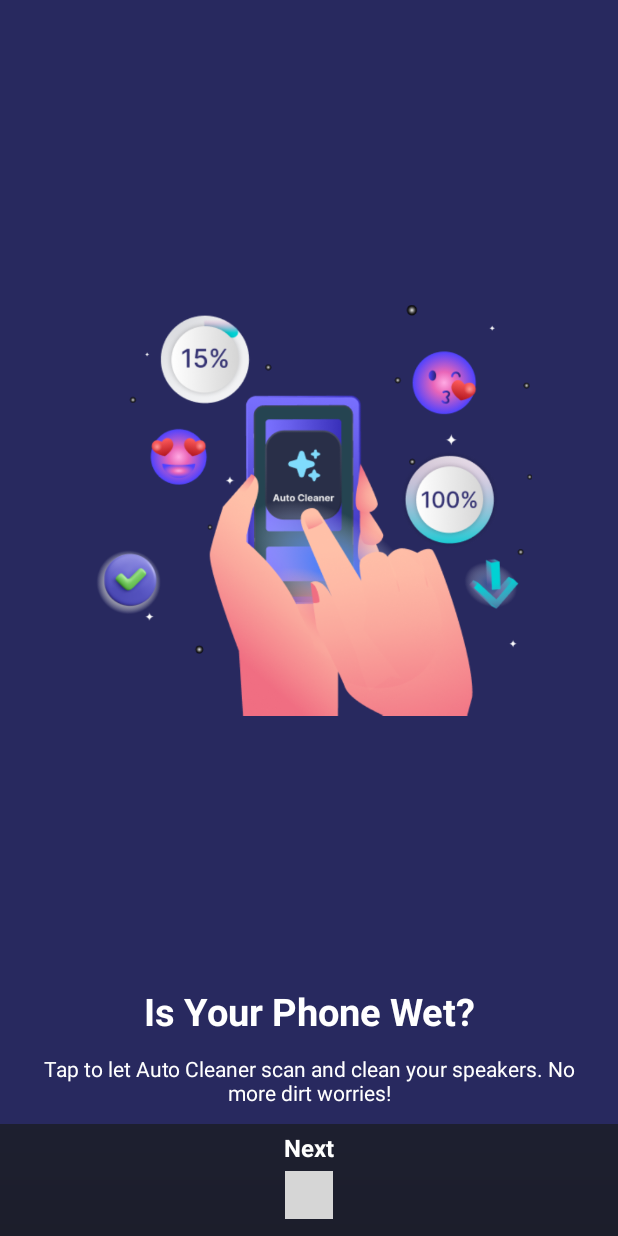
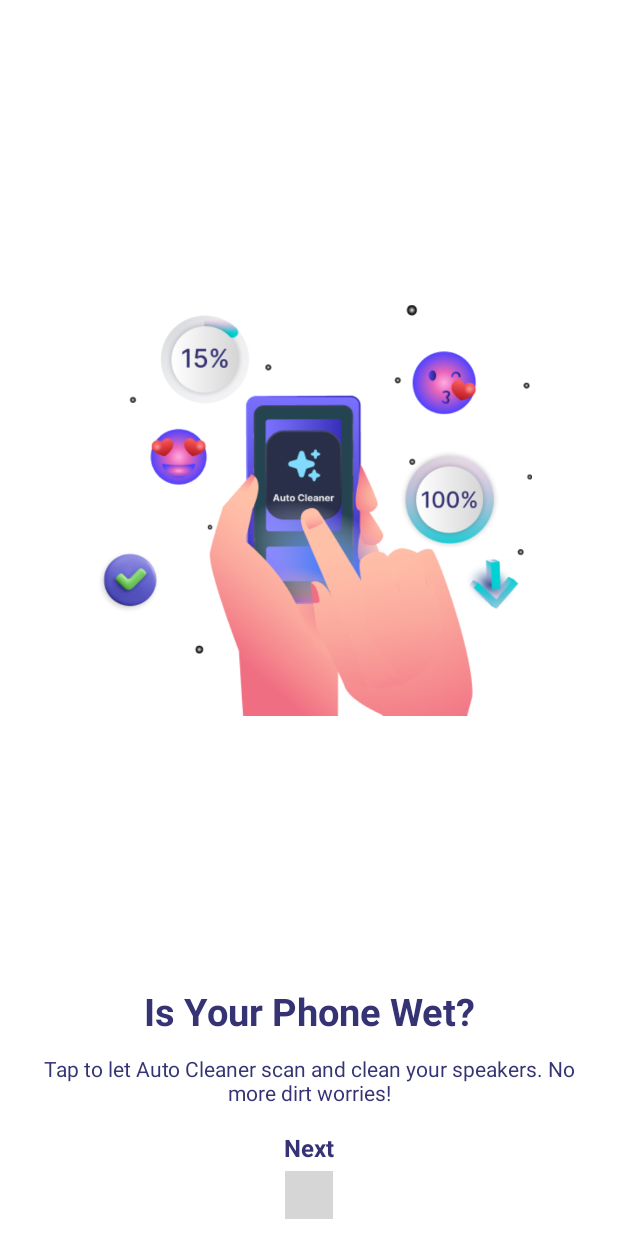
Before and after one commit to votaminh/speaker_clean_clonev2, an Android app: the OnBoardingActivity screen opened directly, with no data from a screen before it, after a tap on "Next", on a phone screen of 412 x 824 dp. Run offline under Robolectric (Android 15) with nearby library versions, the phone set to English and light mode, and no system bars; our stand-ins replace AdMob, Dagger/Hilt's generated code, Shimmer; libraries missing offline, so code that uses them is left out: com.applovin.sdk, com.mbridge.msdk, com.vungle.ads; plain views replace DotsIndicator; pictures from the network do not load; 11 statements that could not run were skipped; grey boxes are pictures that could not be loaded.

Commit message:
change ui ob, feature

```diff
--- a/app/src/main/java/com/msc/blower_clean/component/onboarding/OnBoardingActivity.kt
+++ b/app/src/main/java/com/msc/blower_clean/component/onboarding/OnBoardingActivity.kt
@@ -4,7 +4,9 @@ import android.content.Context
 import android.content.Intent
 import android.os.Looper
 import androidx.activity.viewModels
+import androidx.core.content.ContextCompat
 import androidx.viewpager2.widget.ViewPager2
+import com.msc.blower_clean.R
 import com.msc.blower_clean.admob.BaseAdmob
 import com.msc.blower_clean.admob.NameRemoteAdmob
 import com.msc.blower_clean.base.activity.BaseActivity
@@ -37,6 +39,7 @@ class OnBoardingActivity : BaseActivity<ActivityOnboardingClone2Binding>() {
         viewBinding.apply {
             vpOnBoarding.adapter = onBoardingAdapter
 
+            setStatusBarColor(ContextCompat.getColor(this@OnBoardingActivity, R.color.white), true)
             vpOnBoarding.registerOnPageChangeCallback(object : ViewPager2.OnPageChangeCallback() {
                 override fun onPageSelected(position: Int) {
                     super.onPageSelected(position)
--- a/app/src/main/java/com/msc/blower_clean/component/permission/PermissionActivity.kt
+++ b/app/src/main/java/com/msc/blower_clean/component/permission/PermissionActivity.kt
@@ -3,6 +3,7 @@ package com.msc.blower_clean.component.permission
 import android.app.Activity
 import android.content.Intent
 import android.view.View
+import androidx.core.content.ContextCompat
 import androidx.lifecycle.MutableLiveData
 import com.msc.blower_clean.R
 import com.msc.blower_clean.admob.NameRemoteAdmob
@@ -41,9 +42,9 @@ class PermissionActivity : BaseActivity<ActivityPermissonClone2Binding>() {
         super.initViews()
 
         viewBinding.run {
+            tvTitle.setText(R.string.txt_choise_feature)
 
-            toolbar.imvBack.invisible()
-            toolbar.tvTitle.setText(R.string.txt_choise_feature)
+            setStatusBarColor(ContextCompat.getColor(this@PermissionActivity, R.color.white), true)
 
             llWriteSetting.setOnClickListener {
 //                PermissionUtils.requestWriteSetting(this@PermissionActivity, 342)
--- a/app/src/main/res/layout/activity_onboarding_clone2.xml
+++ b/app/src/main/res/layout/activity_onboarding_clone2.xml
@@ -3,7 +3,7 @@
     xmlns:app="http://schemas.android.com/apk/res-auto"
     android:layout_width="match_parent"
     android:layout_height="match_parent"
-    android:background="@drawable/bg_main_app">
+    android:background="@color/white">
 
     <androidx.viewpager2.widget.ViewPager2
         android:id="@+id/vpOnBoarding"
@@ -29,7 +29,7 @@
             android:layout_height="wrap_content"
             android:padding="@dimen/size4"
             android:text="@string/txt_next"
-            android:textColor="@color/white"
+            android:textColor="@color/app_main"
             android:textSize="@dimen/size14"
             android:textStyle="bold" />
 
@@ -37,13 +37,13 @@
             android:id="@+id/dot_indicator"
             android:layout_width="wrap_content"
             android:layout_height="wrap_content"
-            app:dotsColor="#6E6E6E"
+            app:dotsColor="#E6E6E6"
             app:dotsCornerRadius="@dimen/size4"
             app:dotsSize="@dimen/size10"
             app:dotsSpacing="@dimen/size4"
             app:dotsWidthFactor="2.5"
             app:progressMode="false"
-            app:selectedDotColor="@color/white"
+            app:selectedDotColor="@color/app_main"
             android:layout_marginBottom="@dimen/size10"
             />
 
--- a/app/src/main/res/layout/item_onboarding.xml
+++ b/app/src/main/res/layout/item_onboarding.xml
@@ -4,7 +4,7 @@
     android:layout_width="match_parent"
     android:layout_height="match_parent"
     xmlns:tools="http://schemas.android.com/tools"
-    android:background="@color/app_bg"
+    android:background="@color/white"
     >
 
     <androidx.constraintlayout.widget.ConstraintLayout
@@ -29,7 +29,7 @@
             android:layout_height="wrap_content"
             android:layout_marginHorizontal="@dimen/size16"
             android:gravity="center"
-            android:textColor="@color/white"
+            android:textColor="@color/app_main"
             android:textSize="@dimen/size22"
             android:textStyle="bold"
             app:layout_constraintEnd_toEndOf="parent"
@@ -44,7 +44,7 @@
             android:layout_height="wrap_content"
             android:layout_marginHorizontal="@dimen/size16"
             android:gravity="center"
-            android:textColor="@android:color/white"
+            android:textColor="@color/app_main"
             android:textSize="@dimen/size12"
             app:layout_constraintBottom_toBottomOf="parent"
             app:layout_constraintEnd_toEndOf="parent"
@@ -62,6 +62,7 @@
         android:layout_gravity="bottom"
         android:layout_margin="@dimen/size10"
         app:layout_constraintBottom_toBottomOf="parent"
+        android:visibility="gone"
         >
         <include
             layout="@layout/layout_native_full_onboard"/>
```
Also changed, not shown: app/src/main/res/layout/activity_permisson_clone2.xml (+27 -10 lines).
